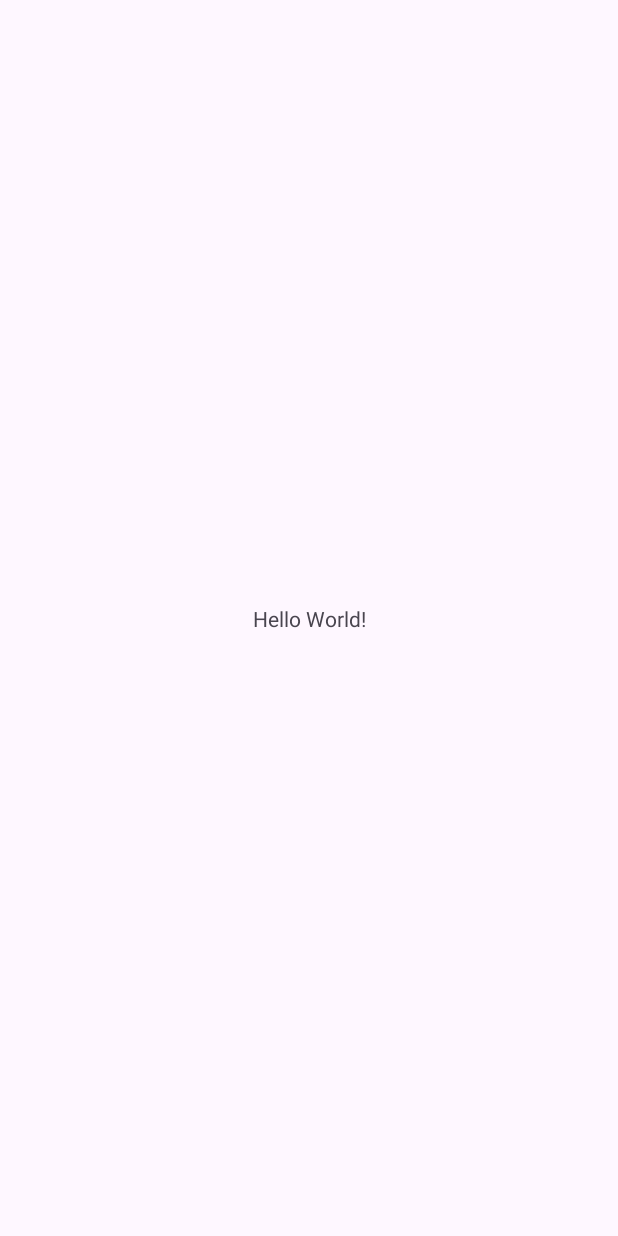
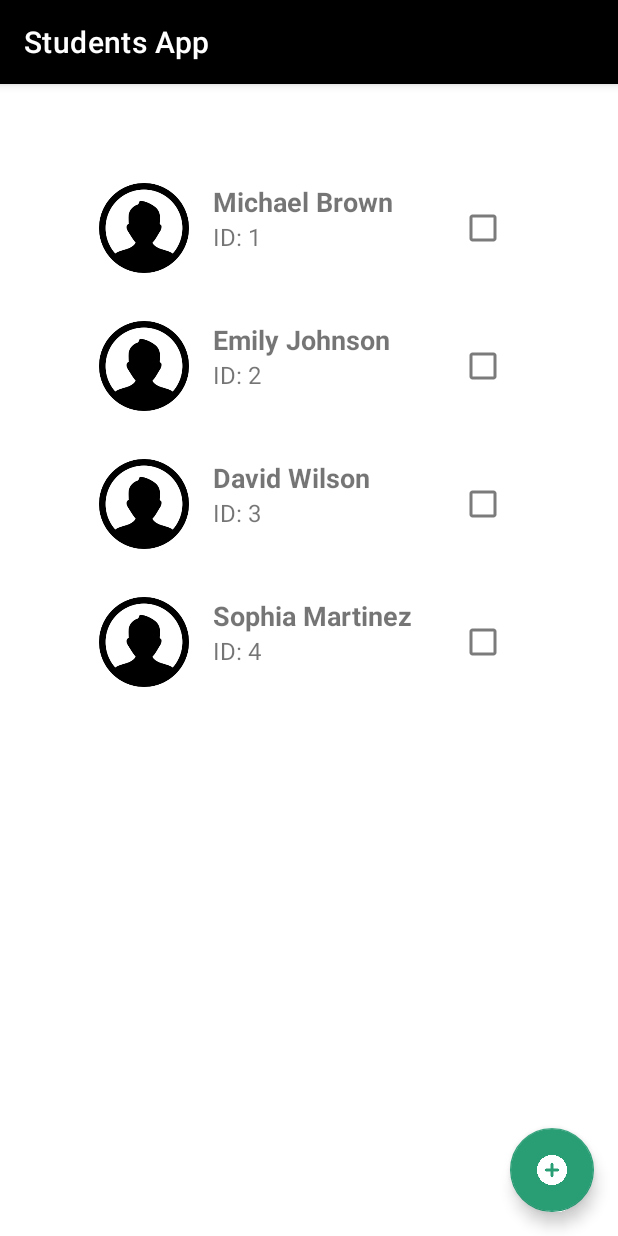
Before and after one commit to gefenkidmi/Students_App, an Android app: the screen it shows after launch (MainActivity before the commit, StudentListActivity after it), on a phone screen of 412 x 824 dp. Before the commit the screen is almost empty. Run offline under Robolectric (Android 15) with nearby library versions, the phone set to English and light mode, and no system bars; our stand-ins replace data binding.

Commit message:
create project

```diff
--- /dev/null
+++ b/app/src/main/java/com/example/studentsapp/activities/StudentListActivity.kt
@@ -0,0 +1,44 @@
+package com.example.studentsapp.activities
+
+import android.content.Intent
+import android.os.Bundle
+import androidx.appcompat.app.AppCompatActivity
+import androidx.recyclerview.widget.LinearLayoutManager
+import com.example.studentsapp.data.StudentDatabase
+import com.example.studentsapp.databinding.ActivityStudentsListBinding
+
+class StudentListActivity : AppCompatActivity() {
+
+    private lateinit var binding: ActivityStudentsListBinding
+
+    override fun onCreate(savedInstanceState: Bundle?) {
+        super.onCreate(savedInstanceState)
+
+        binding = ActivityStudentsListBinding.inflate(layoutInflater)
+        setContentView(binding.root)
+
+        binding.recyclerViewStudents.layoutManager = LinearLayoutManager(this)
+        val adapter = StudentAdapter(
+            StudentDatabase.students,
+            onItemClick = { student ->
+                val intent = Intent(this, StudentDetailsActivity::class.java)
+                intent.putExtra("studentId", student.id)
+                startActivity(intent)
+            },
+            onCheckChange = { student, isChecked ->
+                student.isChecked = isChecked
+            }
+        )
+        binding.recyclerViewStudents.adapter = adapter
+
+        binding.fabAddStudent.setOnClickListener {
+            val intent = Intent(this, NewStudentActivity::class.java)
+            startActivity(intent)
+        }
+    }
+
+    override fun onResume() {
+        super.onResume()
+        binding.recyclerViewStudents.adapter?.notifyDataSetChanged()
+    }
+}
--- /dev/null
+++ b/app/src/main/java/com/example/studentsapp/adapters/StudentAdapter.kt
@@ -0,0 +1,46 @@
+package com.example.studentsapp.activities
+
+import android.view.LayoutInflater
+import android.view.ViewGroup
+import androidx.recyclerview.widget.RecyclerView
+import com.example.studentsapp.databinding.ItemStudentBinding
+import com.example.studentsapp.models.Student
+
+class StudentAdapter(
+    private val students: List<Student>,
+    private val onItemClick: (Student) -> Unit,
+    private val onCheckChange: (Student, Boolean) -> Unit
+) : RecyclerView.Adapter<StudentAdapter.StudentViewHolder>() {
+
+    inner class StudentViewHolder(private val binding: ItemStudentBinding) :
+        RecyclerView.ViewHolder(binding.root) {
+        fun bind(student: Student) {
+            binding.tvStudentName.text = student.name
+            binding.tvStudentId.text = "ID: ${student.id}"
+            binding.checkboxIsChecked.isChecked = student.isChecked
+
+            binding.checkboxIsChecked.setOnCheckedChangeListener { _, isChecked ->
+                onCheckChange(student, isChecked)
+            }
+
+            binding.root.setOnClickListener {
+                onItemClick(student)
+            }
+        }
+    }
+
+    override fun onCreateViewHolder(parent: ViewGroup, viewType: Int): StudentViewHolder {
+        val binding = ItemStudentBinding.inflate(
+            LayoutInflater.from(parent.context),
+            parent,
+            false
+        )
+        return StudentViewHolder(binding)
+    }
+
+    override fun onBindViewHolder(holder: StudentViewHolder, position: Int) {
+        holder.bind(students[position])
+    }
+
+    override fun getItemCount(): Int = students.size
+}
--- /dev/null
+++ b/app/src/main/java/com/example/studentsapp/data/StudentDatabase.kt
@@ -0,0 +1,12 @@
+package com.example.studentsapp.data
+
+import com.example.studentsapp.models.Student
+
+object StudentDatabase {
+    val students = mutableListOf(
+        Student("1", "Michael Brown", "0541234567", "789 Pine Road"),
+        Student("2", "Emily Johnson", "0529876543", "321 Elm Street"),
+        Student("3", "David Wilson", "0531122334", "654 Cedar Blvd"),
+        Student("4", "Sophia Martinez", "0508765432", "987 Maple Lane")
+    )
+}
--- /dev/null
+++ b/app/src/main/java/com/example/studentsapp/models/Student.kt
@@ -0,0 +1,9 @@
+package com.example.studentsapp.models
+
+data class Student(
+    var id: String,
+    var name: String,
+    var phone: String,
+    var address: String,
+    var isChecked: Boolean = false
+)
--- /dev/null
+++ b/app/src/main/res/layout/activity_students_list.xml
@@ -0,0 +1,30 @@
+<layout xmlns:android="http://schemas.android.com/apk/res/android"
+    xmlns:app="http://schemas.android.com/apk/res-auto"
+    xmlns:tools="http://schemas.android.com/tools">
+
+    <androidx.constraintlayout.widget.ConstraintLayout
+        android:layout_width="match_parent"
+        android:layout_height="match_parent"
+        tools:context=".activities.StudentListActivity">
+
+        <androidx.recyclerview.widget.RecyclerView
+            android:id="@+id/recyclerViewStudents"
+            android:layout_width="0dp"
+            android:layout_height="0dp"
+            app:layout_constraintTop_toTopOf="parent"
+            app:layout_constraintBottom_toTopOf="@id/fabAddStudent"
+            app:layout_constraintStart_toStartOf="parent"
+            android:layout_margin="50dp"
+            app:layout_constraintEnd_toEndOf="parent" />
+
+        <com.google.android.material.floatingactionbutton.FloatingActionButton
+            android:id="@+id/fabAddStudent"
+            android:layout_width="wrap_content"
+            android:layout_height="wrap_content"
+            android:src="@drawable/add"
+            app:layout_constraintBottom_toBottomOf="parent"
+            app:layout_constraintEnd_toEndOf="parent"
+            android:layout_margin="16dp"
+            tools:ignore="ContentDescription" />
+    </androidx.constraintlayout.widget.ConstraintLayout>
+</layout>
--- /dev/null
+++ b/app/src/main/res/layout/item_student.xml
@@ -0,0 +1,47 @@
+<layout xmlns:android="http://schemas.android.com/apk/res/android"
+    xmlns:app="http://schemas.android.com/apk/res-auto">
+
+    <androidx.constraintlayout.widget.ConstraintLayout
+        android:layout_width="match_parent"
+        android:layout_height="wrap_content"
+        android:padding="16dp">
+
+        <ImageView
+            android:id="@+id/imgStudentPic"
+            android:layout_width="60dp"
+            android:layout_height="60dp"
+            android:src="@drawable/student"
+            app:layout_constraintTop_toTopOf="parent"
+            app:layout_constraintStart_toStartOf="parent"
+            app:layout_constraintBottom_toBottomOf="parent" />
+
+        <TextView
+            android:id="@+id/tvStudentName"
+            android:layout_width="0dp"
+            android:layout_height="wrap_content"
+            android:text="John Doe"
+            android:textSize="18sp"
+            android:textStyle="bold"
+            app:layout_constraintStart_toEndOf="@id/imgStudentPic"
+            app:layout_constraintTop_toTopOf="parent"
+            app:layout_constraintEnd_toStartOf="@id/checkboxIsChecked"
+            android:layout_marginStart="16dp" />
+
+        <TextView
+            android:id="@+id/tvStudentId"
+            android:layout_width="0dp"
+            android:layout_height="wrap_content"
+            android:text="ID: 123456"
+            android:textSize="16sp"
+            app:layout_constraintStart_toStartOf="@id/tvStudentName"
+            app:layout_constraintTop_toBottomOf="@id/tvStudentName" />
+
+        <CheckBox
+            android:id="@+id/checkboxIsChecked"
+            android:layout_width="wrap_content"
+            android:layout_height="wrap_content"
+            app:layout_constraintTop_toTopOf="parent"
+            app:layout_constraintBottom_toBottomOf="parent"
+            app:layout_constraintEnd_toEndOf="parent" />
+    </androidx.constraintlayout.widget.ConstraintLayout>
+</layout>
--- a/app/src/main/res/values/colors.xml
+++ b/app/src/main/res/values/colors.xml
@@ -1,5 +1,21 @@
-<?xml version="1.0" encoding="utf-8"?>
 <resources>
-    <color name="black">#FF000000</color>
-    <color name="white">#FFFFFFFF</color>
+    <!-- Primary Colors -->
+    <color name="primary_black">#000000</color>
+    <color name="primary_green">#299e75</color>
+
+    <!-- Secondary Colors -->
+    <color name="secondary_black">#141414</color>
+    <color name="secondary_green">#167d59</color>
+
+    <!-- Accent Colors -->
+    <color name="accent_blue">#0D47A1</color>
+    <color name="accent_pink">#880E4F</color>
+
+    <!-- Background Colors -->
+    <color name="background_light">#FFFFFF</color>
+    <color name="background_dark">#F5F5F5</color>
+
+    <!-- Text Colors -->
+    <color name="text_primary">#000000</color>
+    <color name="text_secondary">#141414</color>
 </resources>
--- a/app/src/main/res/values/themes.xml
+++ b/app/src/main/res/values/themes.xml
@@ -1,9 +1,27 @@
 <resources xmlns:tools="http://schemas.android.com/tools">
-    <!-- Base application theme. -->
-    <style name="Base.Theme.StudentsApp" parent="Theme.Material3.DayNight.NoActionBar">
-        <!-- Customize your light theme here. -->
-        <!-- <item name="colorPrimary">@color/my_light_primary</item> -->
+    <!-- Base Application Theme -->
+    <style name="Theme.StudentsApp" parent="Theme.MaterialComponents.DayNight.DarkActionBar">
+        <item name="android:windowFullscreen">true</item>
+        <!-- Primary Colors -->
+        <item name="colorPrimary">@color/primary_black</item>
+        <item name="colorPrimaryVariant">@color/accent_blue</item>
+        <item name="colorOnPrimary">@color/background_light</item>
+
+        <!-- Secondary Colors -->
+        <item name="colorSecondary">@color/primary_green</item>
+        <item name="colorSecondaryVariant">@color/accent_pink</item>
+        <item name="colorOnSecondary">@color/background_light</item>
+
+        <!-- Background and Surface -->
+        <item name="colorSurface">@color/background_dark</item>
+        <item name="colorOnBackground">@color/text_primary</item>
+        <item name="colorOnSurface">@color/text_secondary</item>
     </style>
 
-    <style name="Theme.StudentsApp" parent="Base.Theme.StudentsApp" />
+    <style name="CustomButton" parent="Widget.MaterialComponents.Button">
+        <item name="android:backgroundTint">@color/primary_green</item>
+        <item name="android:textColor">@color/background_light</item>
+        <item name="android:textStyle">bold</item>
+    </style>
+
 </resources>
```
Also changed, not shown: app/build.gradle.kts (+6 -1 lines), app/src/main/AndroidManifest.xml (+20 -6 lines), app/src/main/java/com/example/studentsapp/activities/EditStudentActivity.kt (added, +72 -0 lines), app/src/main/java/com/example/studentsapp/activities/NewStudentActivity.kt (added, +43 -0 lines), app/src/main/java/com/example/studentsapp/activities/StudentDetailsActivity.kt (added, +66 -0 lines), app/src/main/res/layout/activity_edit_student.xml (added, +100 -0 lines), app/src/main/res/layout/activity_new_student.xml (added, +75 -0 lines), app/src/main/res/layout/activity_student_details.xml (added, +108 -0 lines), app/src/main/res/drawable/add.png (added), app/src/main/res/drawable/student.png (added).
